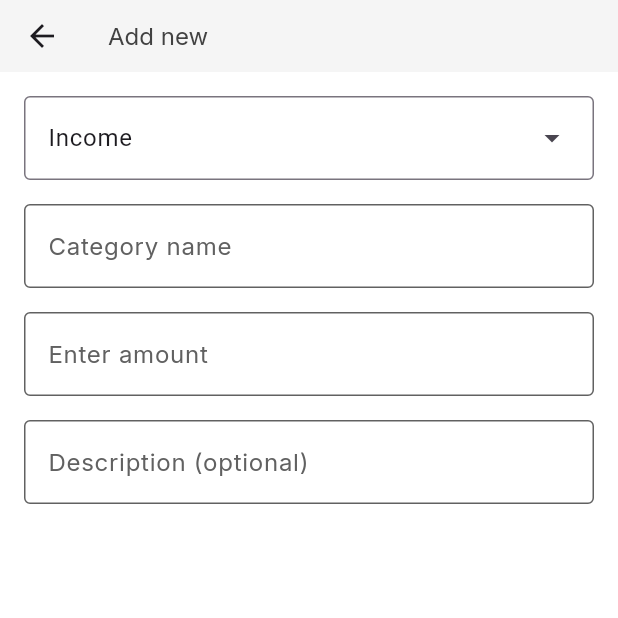
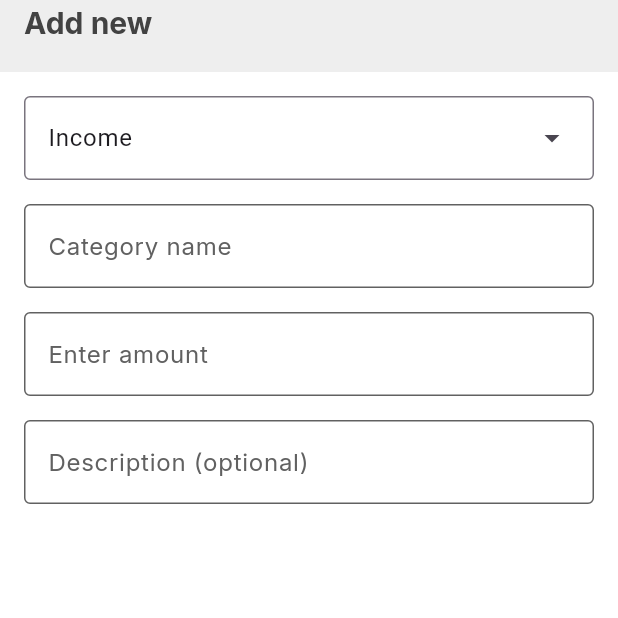
Before and after one commit to MaximDmytruk/kitty, a Flutter app: the AddNewScreen screen opened by its route, on a phone screen of 412 x 824 dp, the top half of it. Run offline on Flutter 3.47's test engine with Material 3 defaults, Android fonts, the phone set to English and light mode, and no system bars; our stand-ins replace flutter_bloc, flutter_localization, flutter_svg, freezed_annotation, google_fonts, local_auth.

Commit message:
del SettingAppBar and create HeaderAppBar

```diff
--- a/lib/localization/app_locale.dart
+++ b/lib/localization/app_locale.dart
@@ -26,6 +26,7 @@ mixin AppLocale {
   static const String categoryName = 'Category name';
   static const String enterAmount = 'Enter amount';
   static const String description = 'Description (optional)';
+
 
   // ignore: constant_identifier_names
   static const Map<String, dynamic> EN = {
--- a/lib/model/user.dart
+++ b/lib/model/user.dart
@@ -5,8 +5,8 @@ class User {
   final String email;
   final String password;
 
-  User(
-     {required this.password,
+  User({
+    required this.password,
     required this.email,
     required this.name,
   });
--- a/lib/screens/bottom_navigation_screen/bottom_navigation_screen.dart
+++ b/lib/screens/bottom_navigation_screen/bottom_navigation_screen.dart
@@ -2,6 +2,7 @@ import 'package:flutter/material.dart';
 import 'package:flutter_localization/flutter_localization.dart';
 import 'package:flutter_svg/flutter_svg.dart';
 import 'package:kitty/localization/app_locale.dart';
+import 'package:kitty/screens/statistics_screen/statistics_screen.dart';
 import 'package:kitty/styles/colors/colors_app.dart';
 import 'package:kitty/styles/icons/icons_app.dart';
 
@@ -21,7 +22,7 @@ class _BottomNavigationScreenState extends State<BottomNavigationScreen> {
   int _selectedPage = 1;
 
   static const List<Widget> _widgetOptions = [
-    Text('aaaaaaaaaaaaa'),
+    StatisticsScreen(),
     HomeScreen(),
     SettingScreen(),
   ];
--- a/lib/screens/setting_screen/screen/setting_screen.dart
+++ b/lib/screens/setting_screen/screen/setting_screen.dart
@@ -9,7 +9,7 @@ import 'package:kitty/styles/colors/colors_app.dart';
 import 'package:kitty/styles/icons/icons_app.dart';
 import 'package:kitty/widgets/custom_status_bar.dart';
 import '../../../localization/app_locale.dart';
-import '../widgets/settings_app_bar.dart';
+import '../../../widgets/header_app_bar.dart';
 import '../widgets/user_header_settings.dart';
 
 class SettingScreen extends StatefulWidget {
@@ -49,7 +49,9 @@ class _SettingScreenState extends State<SettingScreen> {
       body: Column(
         children: [
           CustomStatusBar(),
-          SettingAppBar(),
+          HeaderAppBar(
+            name: AppLocale.settings.getString(context),
+          ),
           BlocBuilder<UserCubit, User?>(
             builder: (context, user) {
               if (user != null) {
--- a/lib/widgets/header_app_bar.dart
+++ b/lib/widgets/header_app_bar.dart
@@ -13,13 +13,18 @@ class HeaderAppBar extends StatelessWidget {
   @override
   Widget build(BuildContext context) {
     return AppBar(
-      backgroundColor: KittyColors.lightGrey245,
       toolbarHeight: 48.0,
-      title: Text(
-        name,
-        style: interTextStyle(
-          fontSize: 16.0,
-          color: KittyColors.grey66,
+      automaticallyImplyLeading: false,
+      backgroundColor: KittyColors.lightGrey238,
+      title: Padding(
+        padding: EdgeInsets.only(bottom: 18.0),
+        child: Text(
+          name,
+          style: interTextStyle(
+            fontSize: 20.0,
+            fontWeight: FontWeight.w700,
+            color: KittyColors.grey66,
+          ),
         ),
       ),
     );
```
Also changed, not shown: lib/screens/setting_screen/widgets/settings_app_bar.dart (deleted, +0 -31 lines), lib/screens/statistics_screen/statistics_screen.dart (added, +29 -0 lines).
